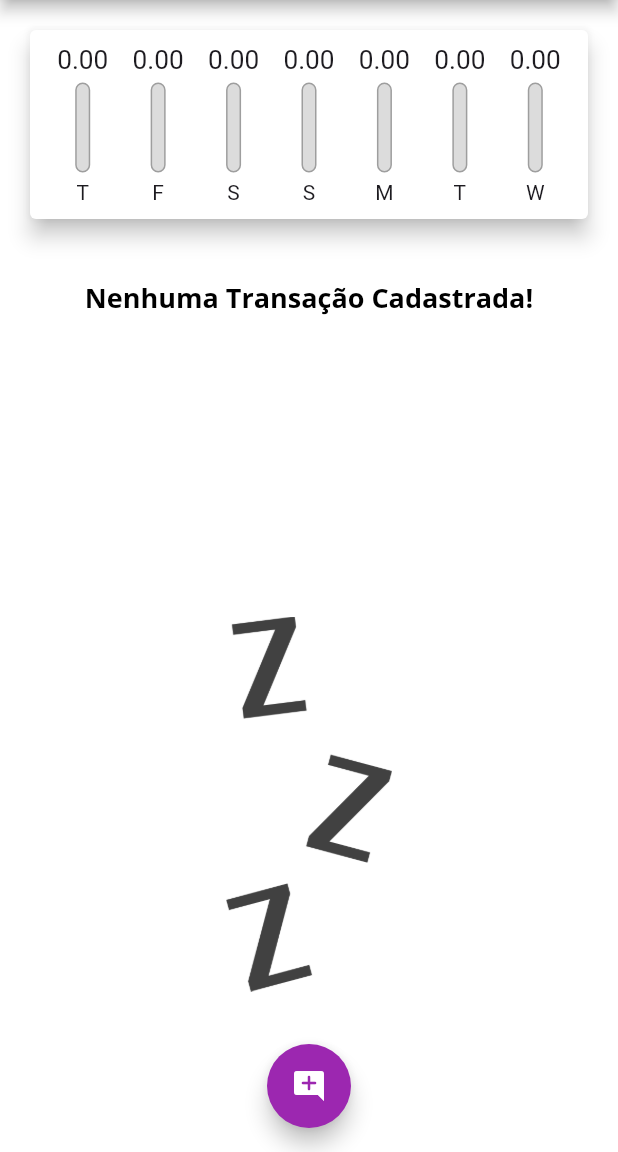
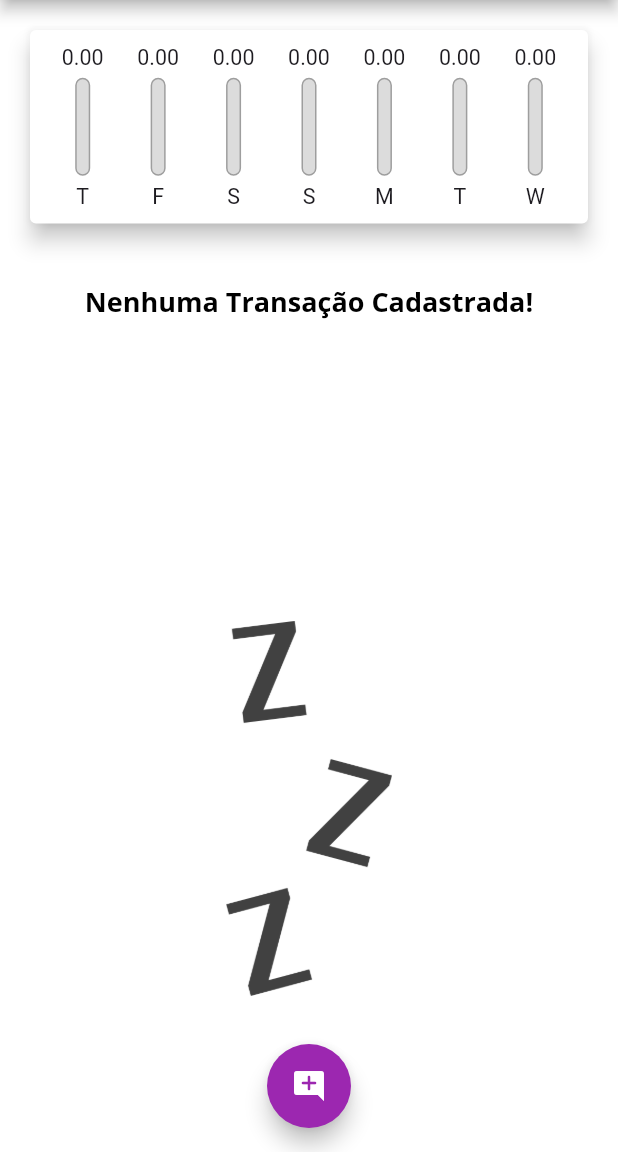
Before and after one commit to Argeu42/Flutter_ExpensesApp, a Flutter app: the screen it shows after launch, on a phone screen of 412 x 824 dp, the part 84-1236 px from its top. Run offline on Flutter 3.47's test engine with Material 3 defaults, Android fonts, the phone set to English and light mode, and no system bars.

Commit message:
Adding responsivity for screen sizes

```diff
--- a/lib/components/chart_bar.dart
+++ b/lib/components/chart_bar.dart
@@ -14,17 +14,17 @@ class ChartBar extends StatelessWidget {
 
   @override
   Widget build(BuildContext context) {
+    return LayoutBuilder(
+      builder: (ctx, constraints) {
         return Column(
           children: [
             Container(
-          height: 20,
-          child: FittedBox(
-            child: Text(value.toStringAsFixed(2))
+              height: constraints.maxHeight * 0.15,
+              child: FittedBox(child: Text(value.toStringAsFixed(2))),
             ),
-        ),
-        SizedBox(height: 5),
+            SizedBox(height: constraints.maxHeight * 0.05),
             Container(
-          height: 60,
+              height: constraints.maxHeight * 0.6,
               width: 10,
               child: Stack(
                 alignment: Alignment.bottomCenter,
@@ -48,9 +48,14 @@ class ChartBar extends StatelessWidget {
                 ],
               ),
             ),
-        SizedBox(height: 5),
-        Text(label),
+            SizedBox(height: constraints.maxHeight * 0.05),
+            Container(
+              height: constraints.maxHeight * 0.15,
+              child: FittedBox(child: Text(label)),
+            ),
           ],
+        );
+      },
     );
   }
 }
--- a/lib/components/transaction_form.dart
+++ b/lib/components/transaction_form.dart
@@ -68,6 +68,7 @@ class _TransactionFormState extends State<TransactionForm> {
                 children: [
                   Expanded(
                     child: Text(
+                      // ignore: unnecessary_null_comparison
                       _selectedDate == null
                           ? 'Nenhuma data selecionada!'
                           : 'Data selecionada: ${DateFormat('dd/MM/y').format(_selectedDate)}',
--- a/lib/components/transaction_list.dart
+++ b/lib/components/transaction_list.dart
@@ -10,10 +10,7 @@ class TransactionList extends StatelessWidget {
 
   @override
   Widget build(BuildContext context) {
-    return Container(
-      height: 570,
-      child:
-          transactions.isEmpty
+    return transactions.isEmpty
         ? Column(
           children: [
             SizedBox(height: 20),
@@ -68,7 +65,6 @@ class TransactionList extends StatelessWidget {
               ),
             );
           },
-              ),
         );
   }
 }
--- a/lib/main.dart
+++ b/lib/main.dart
@@ -33,7 +33,7 @@ class ExpensesApp extends StatelessWidget {
         colorScheme: ColorScheme.fromSeed(
           seedColor: Colors.purple,
           primary: Colors.purple,
-          secondary: Colors.amber,
+          secondary: Colors.purpleAccent,
           tertiary: Colors.black,
           surface: Colors.white,
           surfaceContainerHigh: Colors.white,
@@ -82,7 +82,6 @@ class _MyHomePageState extends State<MyHomePage> {
     Navigator.of(context).pop();
   }
 
-
   _removeTransaction(String id) {
     setState(() {
       _transactions.removeWhere((tr) {
@@ -102,23 +101,35 @@ class _MyHomePageState extends State<MyHomePage> {
 
   @override
   Widget build(BuildContext context) {
+    final appBar = AppBar(
+      title: Text('Despesas Pessoais'),
+      actions: [
+        IconButton(
+          onPressed: () => _openTransactionFormModal(context),
+          icon: Icon(Icons.add_comment_rounded),
+        ),
+      ],
+    );
+    final availableHeight =
+        MediaQuery.of(context).size.height -
+        appBar.preferredSize.height -
+        MediaQuery.of(context).padding.top;
+
     return Scaffold(
       backgroundColor: Theme.of(context).colorScheme.surface,
-      appBar: AppBar(
-        title: Text('Despesas Pessoais'),
-        actions: [
-          IconButton(
-            onPressed: () => _openTransactionFormModal(context),
-            icon: Icon(Icons.add_comment_rounded),
-          ),
-        ],
-      ),
+      appBar: appBar,
       body: SingleChildScrollView(
         child: Column(
           crossAxisAlignment: CrossAxisAlignment.stretch,
           children: [
-            Chart(_recentTransactions),
-            TransactionList(_transactions, _removeTransaction),
+            Container(
+              height: availableHeight * 0.22,
+              child: Chart(_recentTransactions),
+            ),
+            Container(
+              height: availableHeight * 0.75,
+              child: TransactionList(_transactions, _removeTransaction),
+            ),
           ],
         ),
       ),
```
Lines whose indentation alone changed are shown as unchanged.
